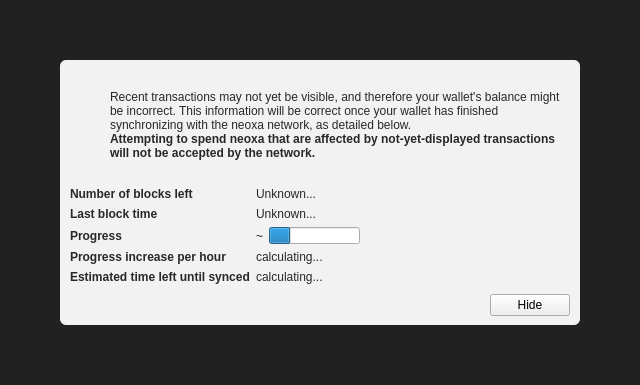
Before: the Qt Designer form src/qt/forms/modaloverlay.ui in Cryptic-dev1/Akitacoin, drawn with Qt 5.
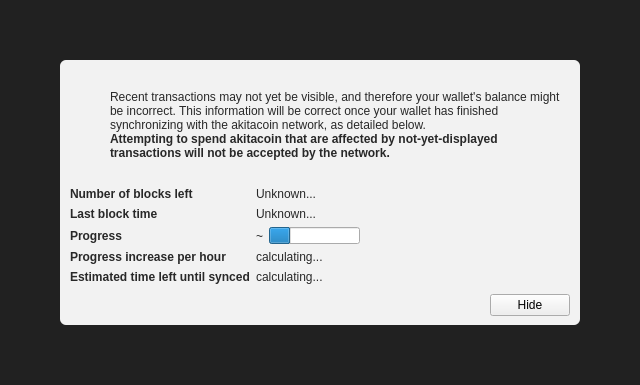
After: the same form once the commit is applied. Icons and pictures are not drawn. Custom widgets are drawn as their Qt base class.

What changed in the file:
```diff
--- a/src/qt/forms/modaloverlay.ui
+++ b/src/qt/forms/modaloverlay.ui
@@ -130,7 +130,7 @@
              <item>
               <widget class="QLabel" name="infoText">
                <property name="text">
-                <string>Recent transactions may not yet be visible, and therefore your wallet's balance might be incorrect. This information will be correct once your wallet has finished synchronizing with the neoxa network, as detailed below.</string>
+                <string>Recent transactions may not yet be visible, and therefore your wallet's balance might be incorrect. This information will be correct once your wallet has finished synchronizing with the akitacoin network, as detailed below.</string>
                </property>
                <property name="textFormat">
                 <enum>Qt::RichText</enum>
@@ -149,7 +149,7 @@
                 </font>
                </property>
                <property name="text">
-                <string>Attempting to spend neoxa that are affected by not-yet-displayed transactions will not be accepted by the network.</string>
+                <string>Attempting to spend akitacoin that are affected by not-yet-displayed transactions will not be accepted by the network.</string>
                </property>
                <property name="textFormat">
                 <enum>Qt::RichText</enum>
```
